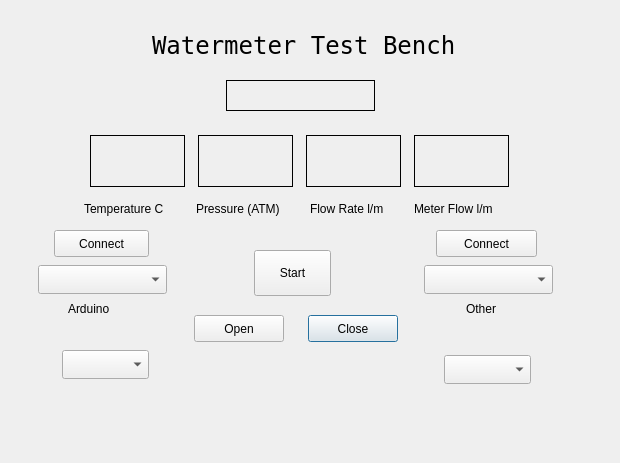
Before: the Qt Designer form gui/testbench-main.ui in ksarkies/Watermeter-TestBench, drawn with Qt 5.
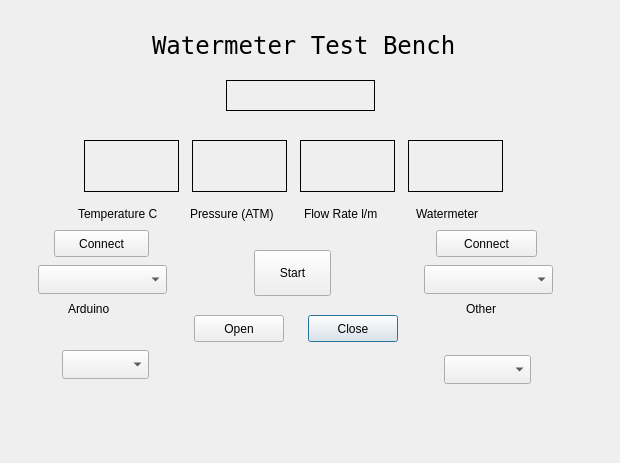
After: the same form once the commit is applied.

Commit message: Add second count source to the firmware to allow counting of pulses from the Watermeter in the first experiment. Update the GUI for this stream of data.

What changed in the file:
```diff
--- a/gui/testbench-main.ui
+++ b/gui/testbench-main.ui
@@ -48,8 +48,8 @@
   <widget class="QLabel" name="flowRate">
    <property name="geometry">
     <rect>
-     <x>306</x>
-     <y>135</y>
+     <x>300</x>
+     <y>140</y>
      <width>95</width>
      <height>52</height>
     </rect>
@@ -75,8 +75,8 @@
   <widget class="QLabel" name="pressure">
    <property name="geometry">
     <rect>
-     <x>198</x>
-     <y>135</y>
+     <x>192</x>
+     <y>140</y>
      <width>95</width>
      <height>52</height>
     </rect>
@@ -102,21 +102,21 @@
   <widget class="QLabel" name="meterFlowLabel">
    <property name="geometry">
     <rect>
-     <x>414</x>
-     <y>200</y>
-     <width>101</width>
+     <x>416</x>
+     <y>205</y>
+     <width>87</width>
      <height>17</height>
     </rect>
    </property>
    <property name="text">
-    <string>Meter Flow l/m</string>
+    <string>Watermeter</string>
    </property>
   </widget>
   <widget class="QLabel" name="temperature">
    <property name="geometry">
     <rect>
-     <x>90</x>
-     <y>135</y>
+     <x>84</x>
+     <y>140</y>
      <width>95</width>
      <height>52</height>
     </rect>
@@ -142,8 +142,8 @@
   <widget class="QLabel" name="flowRateLabel">
    <property name="geometry">
     <rect>
-     <x>310</x>
-     <y>200</y>
+     <x>304</x>
+     <y>205</y>
      <width>95</width>
      <height>17</height>
     </rect>
@@ -208,8 +208,8 @@
   <widget class="QLabel" name="temperatureLabel">
    <property name="geometry">
     <rect>
-     <x>84</x>
-     <y>200</y>
+     <x>78</x>
+     <y>205</y>
      <width>103</width>
      <height>17</height>
     </rect>
@@ -221,8 +221,8 @@
   <widget class="QLabel" name="meterFlow">
    <property name="geometry">
     <rect>
-     <x>414</x>
-     <y>135</y>
+     <x>408</x>
+     <y>140</y>
      <width>95</width>
      <height>52</height>
     </rect>
@@ -248,8 +248,8 @@
   <widget class="QLabel" name="pressureLabel">
    <property name="geometry">
     <rect>
-     <x>196</x>
-     <y>200</y>
+     <x>190</x>
+     <y>205</y>
      <width>103</width>
      <height>17</height>
     </rect>
```
The commit also changes 11 other files.
